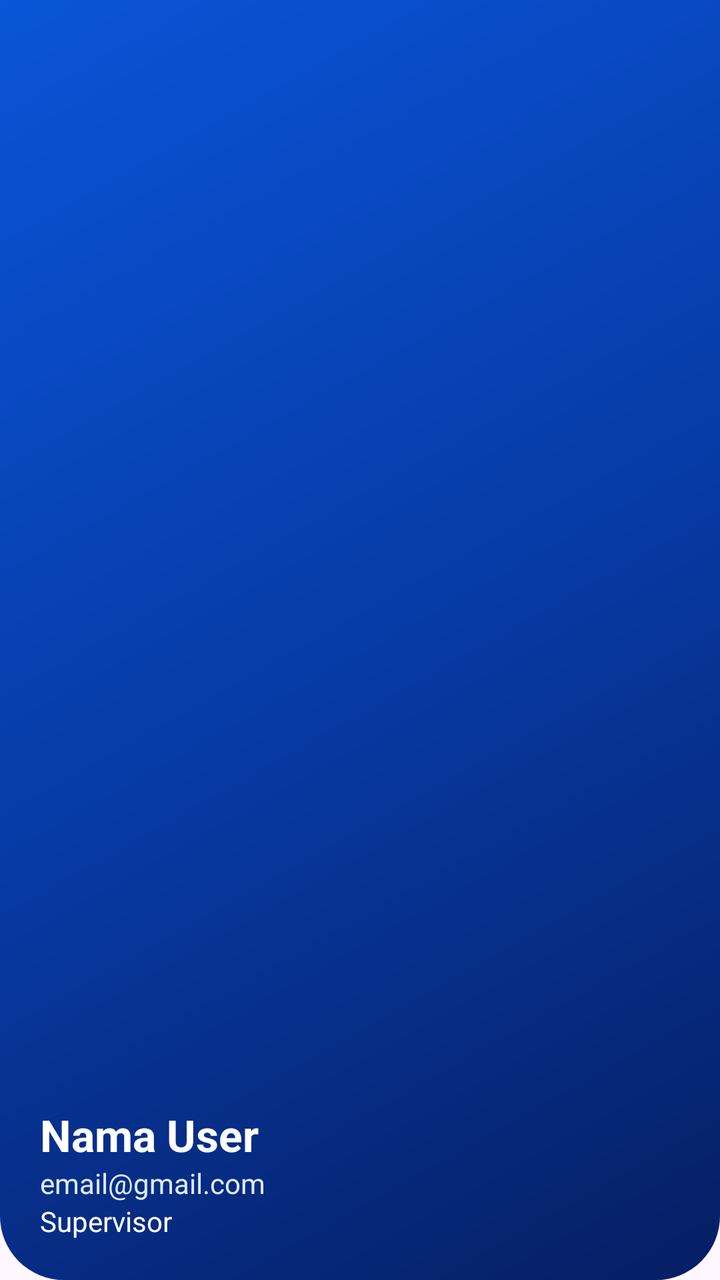
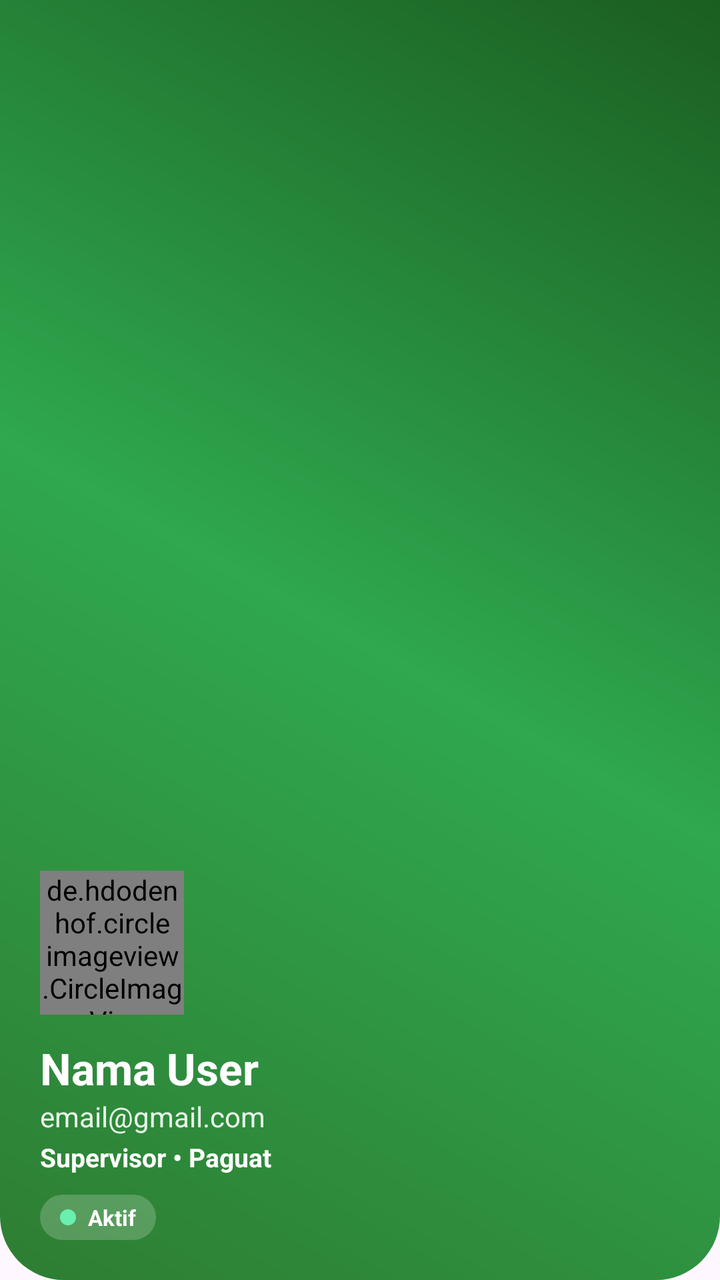

Screens rendered from an Android XML layout before and after an edit, with the pre-edit source and the edit as a unified diff.
<!-- AndroidManifest.xml: application theme Theme.SIPAMAN -->
<!-- res/layout/nav_header.xml -->
<?xml version="1.0" encoding="utf-8"?>
<LinearLayout xmlns:android="http://schemas.android.com/apk/res/android"
    android:layout_width="match_parent"
    android:layout_height="180dp"
    android:background="@drawable/bg_dashboard_header_v2"
    android:gravity="bottom"
    android:orientation="vertical"
    android:padding="20dp">

    <TextView
        android:id="@+id/tvDrawerName"
        android:layout_width="wrap_content"
        android:layout_height="wrap_content"
        android:text="Nama User"
        android:textColor="#FFFFFF"
        android:textSize="22sp"
        android:textStyle="bold"/>

    <TextView
        android:id="@+id/tvDrawerEmail"
        android:layout_width="wrap_content"
        android:layout_height="wrap_content"
        android:text="email@gmail.com"
        android:textColor="#DCEBFF"/>

    <TextView
        android:id="@+id/tvDrawerRole"
        android:layout_width="wrap_content"
        android:layout_height="wrap_content"
        android:text="Supervisor"
        android:textColor="#FFFFFF"/>

</LinearLayout>
<!-- resources referenced by this layout -->
<resources>
  <!-- drawable bg_dashboard_header_v2 (drawable) -->
  <?xml version="1.0" encoding="utf-8"?>
  <shape xmlns:android="http://schemas.android.com/apk/res/android">
  
      <gradient
          android:startColor="#0A55D8"
          android:centerColor="#073BA7"
          android:endColor="#061E63"
          android:angle="315" />
  
      <corners
          android:bottomLeftRadius="32dp"
          android:bottomRightRadius="32dp"/>
  
  </shape>
  <style name="Theme.SIPAMAN" parent="Theme.Material3.DayNight.NoActionBar">
          <item name="android:statusBarColor">@android:color/transparent</item>
      </style>
</resources>

<!-- the commit's change to res/layout/nav_header.xml (unified diff, before → after) -->
@@ -1,33 +1,80 @@
 <?xml version="1.0" encoding="utf-8"?>
 <LinearLayout xmlns:android="http://schemas.android.com/apk/res/android"
+    xmlns:app="http://schemas.android.com/apk/res-auto"
     android:layout_width="match_parent"
-    android:layout_height="180dp"
+    android:layout_height="220dp"
     android:background="@drawable/bg_dashboard_header_v2"
     android:gravity="bottom"
     android:orientation="vertical"
     android:padding="20dp">
 
+    
+    <de.hdodenhof.circleimageview.CircleImageView
+        android:id="@+id/imgProfile"
+        android:layout_width="72dp"
+        android:layout_height="72dp"
+        android:src="@drawable/ic_person"
+        app:civ_border_width="2dp"
+        app:civ_border_color="#FFFFFF" />
+
+    
     <TextView
         android:id="@+id/tvDrawerName"
         android:layout_width="wrap_content"
         android:layout_height="wrap_content"
+        android:layout_marginTop="12dp"
         android:text="Nama User"
         android:textColor="#FFFFFF"
         android:textSize="22sp"
-        android:textStyle="bold"/>
+        android:textStyle="bold" />
 
+    
     <TextView
         android:id="@+id/tvDrawerEmail"
         android:layout_width="wrap_content"
         android:layout_height="wrap_content"
         android:text="email@gmail.com"
-        android:textColor="#DCEBFF"/>
+        android:textColor="#E8F5E9"
+        android:textSize="14sp" />
 
+    
     <TextView
         android:id="@+id/tvDrawerRole"
         android:layout_width="wrap_content"
         android:layout_height="wrap_content"
-        android:text="Supervisor"
-        android:textColor="#FFFFFF"/>
+        android:layout_marginTop="2dp"
+        android:text="Supervisor • Paguat"
+        android:textColor="#FFFFFF"
+        android:textSize="13sp"
+        android:textStyle="bold" />
+
+    
+    <LinearLayout
+        android:layout_width="wrap_content"
+        android:layout_height="wrap_content"
+        android:layout_marginTop="10dp"
+        android:background="@drawable/bg_status_active"
+        android:orientation="horizontal"
+        android:paddingStart="10dp"
+        android:paddingEnd="10dp"
+        android:paddingTop="4dp"
+        android:paddingBottom="4dp">
+
+        <View
+            android:layout_width="8dp"
+            android:layout_height="8dp"
+            android:layout_gravity="center_vertical"
+            android:background="@drawable/bg_green_dot" />
+
+        <TextView
+            android:layout_width="wrap_content"
+            android:layout_height="wrap_content"
+            android:layout_marginStart="6dp"
+            android:text="Aktif"
+            android:textColor="#FFFFFF"
+            android:textSize="11sp"
+            android:textStyle="bold" />
+
+    </LinearLayout>
 
 </LinearLayout>
<!-- resource entries referenced after the edit -->
@@ -5,16 +5,43 @@
   <shape xmlns:android="http://schemas.android.com/apk/res/android">
   
       <gradient
-          android:startColor="#0A55D8"
-          android:centerColor="#073BA7"
-          android:endColor="#061E63"
-          android:angle="315" />
+          android:startColor="#2E7D32"
+          android:centerColor="#2FA84F"
+          android:endColor="#1B5E20"
+          android:angle="45"/>
   
       <corners
           android:bottomLeftRadius="32dp"
           android:bottomRightRadius="32dp"/>
   
   </shape>
+  <!-- drawable bg_green_dot (drawable) -->
+  <?xml version="1.0" encoding="utf-8"?>
+  <shape xmlns:android="http://schemas.android.com/apk/res/android"
+      android:shape="oval">
+  
+      <size
+          android:width="8dp"
+          android:height="8dp"/>
+  
+      <solid android:color="#69F0AE"/>
+  
+  </shape>
+  <!-- drawable bg_status_active (drawable) -->
+  <?xml version="1.0" encoding="utf-8"?>
+  <shape xmlns:android="http://schemas.android.com/apk/res/android">
+  
+      <solid android:color="#33FFFFFF"/>
+  
+      <corners android:radius="20dp"/>
+  
+  </shape>
+  <!-- drawable ic_person (drawable) -->
+  <vector xmlns:android="http://schemas.android.com/apk/res/android" android:height="24dp" android:tint="#000000" android:viewportHeight="24" android:viewportWidth="24" android:width="24dp">
+        
+      <path android:fillColor="@android:color/white" android:pathData="M12,12c2.21,0 4,-1.79 4,-4s-1.79,-4 -4,-4 -4,1.79 -4,4 1.79,4 4,4zM12,14c-2.67,0 -8,1.34 -8,4v2h16v-2c0,-2.66 -5.33,-4 -8,-4z"/>
+      
+  </vector>
   <style name="Theme.SIPAMAN" parent="Theme.Material3.DayNight.NoActionBar">
           <item name="android:statusBarColor">@android:color/transparent</item>
       </style>
